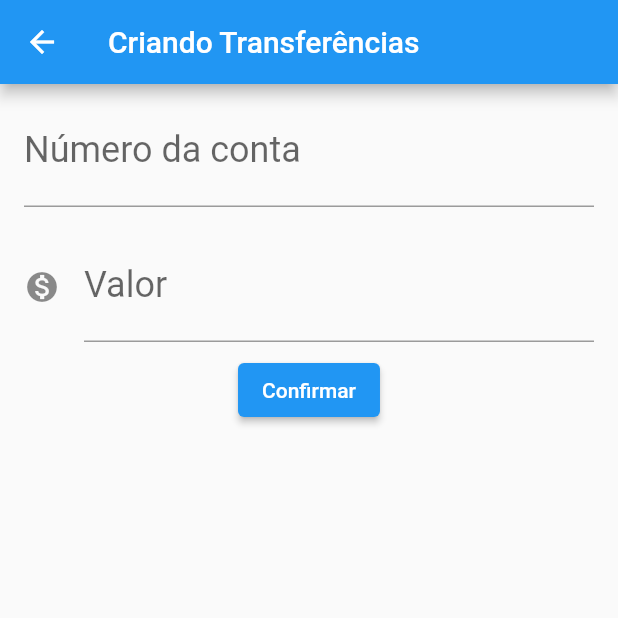
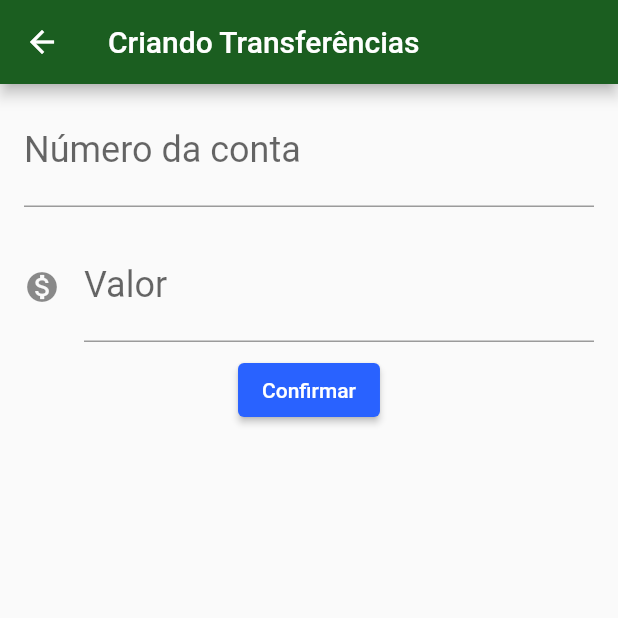
Before and after one commit to BrunoLeria/ByteBank, a Flutter app: the screen it shows after launch, after a tap on the "add" icon, on a phone screen of 412 x 824 dp, the top half of it. Run offline on Flutter 3.47's test engine with Material 2 defaults, Android fonts, the phone set to English and light mode, and no system bars.

Commit message:
Correção de bugs

```diff
--- a/lib/main.dart
+++ b/lib/main.dart
@@ -1,5 +1,3 @@
-import 'dart:ffi';
-
 import 'package:flutter/material.dart';
 
 void main() => runApp(BytebankApp());
@@ -8,14 +6,28 @@ class BytebankApp extends StatelessWidget {
   @override
   Widget build(BuildContext context) {
     return MaterialApp(
-      home: Scaffold(
-        body: ListaTransferencia(),
-      ),
-    );
+        theme: ThemeData(
+            colorScheme: ColorScheme.fromSwatch().copyWith(
+                primary: Colors.green[900], secondary: Colors.blueAccent[700]),
+            buttonTheme: ButtonThemeData(
+                buttonColor: Colors.blueAccent[700],
+                textTheme: ButtonTextTheme.primary),
+            elevatedButtonTheme: ElevatedButtonThemeData(
+                style:
+                    ElevatedButton.styleFrom(primary: Colors.blueAccent[700]))),
+        home: ListaTransferencia());
   }
 }
 
-class FormularioTransferencia extends StatelessWidget {
+class FormularioTransferencia extends StatefulWidget {
+  FormularioTransferencia({Key? key}) : super(key: key);
+
+  @override
+  State<FormularioTransferencia> createState() =>
+      _FormularioTransferenciaState();
+}
+
+class _FormularioTransferenciaState extends State<FormularioTransferencia> {
   final TextEditingController _controladorCampoNumeroConta =
       TextEditingController();
   final TextEditingController _controladorCampoValor = TextEditingController();
@@ -24,9 +36,10 @@ class FormularioTransferencia extends StatelessWidget {
   Widget build(BuildContext context) {
     return Scaffold(
       appBar: AppBar(
-        title: Text('Criando Transferências'),
+        title: const Text('Criando Transferências'),
       ),
-      body: Column(
+      body: SingleChildScrollView(
+        child: Column(
           children: <Widget>[
             Editor(
               controlador: _controladorCampoNumeroConta,
@@ -37,12 +50,13 @@ class FormularioTransferencia extends StatelessWidget {
                 controlador: _controladorCampoValor,
                 rotulo: 'Valor',
                 dica: '0.00',
-              icone: Icon(Icons.monetization_on)),
+                icone: const Icon(Icons.monetization_on)),
             ElevatedButton(
               onPressed: () => _criaTransferencia(context),
               child: const Text('Confirmar'),
             ),
           ],
+        ),
       ),
     );
   }
@@ -66,7 +80,7 @@ class Editor extends StatelessWidget {
   final Icon? icone;
   final double tamanhoFonte;
 
-  Editor(
+  const Editor(
       {this.controlador,
       this.rotulo,
       this.dica,
@@ -92,26 +106,19 @@ class Editor extends StatelessWidget {
   }
 }
 
-class ListaTransferencia extends StatelessWidget {
-  final List<Transferencia?> _transferencias = List();
-
+class ListaTransferenciaState extends State<ListaTransferencia> {
   @override
   Widget build(BuildContext context) {
-    _transferencias.add(Transferencia(100.0, 1000));
-    _transferencias.add(Transferencia(100.0, 1000));
-    _transferencias.add(Transferencia(100.0, 1000));
-    _transferencias.add(Transferencia(100.0, 1000));
     return Scaffold(
       appBar: AppBar(
-        title: Text('Transferências'),
-        backgroundColor: Colors.green[900],
+        title: const Text('Transferências'),
       ),
       body: ListView.builder(
+        itemCount: widget._transferencias.length,
         itemBuilder: (context, index) {
-          final transferencia = _transferencias[index];
+          final transferencia = widget._transferencias[index];
           return ItemTransferencia(transferencia);
         },
-        itemCount: _transferencias.length,
       ),
       floatingActionButton: FloatingActionButton(
         onPressed: () {
@@ -119,23 +126,36 @@ class ListaTransferencia extends StatelessWidget {
               Navigator.push(context, MaterialPageRoute(builder: ((context) {
             return FormularioTransferencia();
           })));
+
           future.then((tranferenciaRecebida) {
-            debugPrint('Chegou no then do future');
+            Future.delayed(Duration(seconds: 5), () {
+              debugPrint('chegou no then do future');
               debugPrint('$tranferenciaRecebida');
-            _transferencias.add(tranferenciaRecebida);
+              setState(() {
+                widget._transferencias.add(tranferenciaRecebida);
+              });
+            });
           });
         },
-        backgroundColor: Colors.green[900],
-        child: Icon(Icons.add),
+        child: const Icon(Icons.add),
       ),
     );
   }
 }
 
+class ListaTransferencia extends StatefulWidget {
+  final List<Transferencia?> _transferencias = [];
+
+  @override
+  State<StatefulWidget> createState() {
+    return ListaTransferenciaState();
+  }
+}
+
 class ItemTransferencia extends StatelessWidget {
-  final Transferencia _transferencia;
+  final Transferencia? _transferencia;
 
-  ItemTransferencia(
+  const ItemTransferencia(
     this._transferencia,
   );
 
@@ -143,9 +163,9 @@ class ItemTransferencia extends StatelessWidget {
   Widget build(BuildContext context) {
     return Card(
       child: ListTile(
-        leading: Icon(Icons.monetization_on),
-        title: Text(_transferencia.valor.toString()),
-        subtitle: Text(_transferencia.numeroConta.toString()),
+        leading: const Icon(Icons.monetization_on),
+        title: Text(_transferencia!.valor.toString()),
+        subtitle: Text(_transferencia!.numeroConta.toString()),
       ),
     );
   }
@@ -158,7 +178,6 @@ class Transferencia {
   Transferencia(this.valor, this.numeroConta);
   @override
   String toString() {
-    // TODO: implement toString
     return "Tranferencia{valor: $valor, numeroConta: $numeroConta}";
   }
 }
```
Lines whose indentation alone changed are shown as unchanged.
